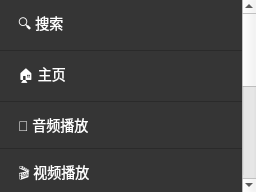
This is src/ui/menu_widget.ui in Paindar/BilibiliPlayer as Qt 5 draws it before an edit. The edited form follows.
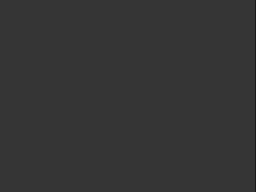
This is the edited form. Icons and pictures are not drawn.

The edit to the form file:
```diff
--- a/src/ui/menu_widget.ui
+++ b/src/ui/menu_widget.ui
@@ -17,7 +17,7 @@
     border-right: 1px solid #1a1a1a;
 }
 
-QListWidget {
+QTreeWidget {
     background-color: transparent;
     border: none;
     color: #ffffff;
@@ -25,19 +25,53 @@
     outline: none;
 }
 
-QListWidget::item {
-    padding: 12px 15px;
+QTreeWidget::item {
+    padding: 8px 15px;
     border-bottom: 1px solid #2a2a2a;
     background-color: transparent;
+    min-height: 20px;
 }
 
-QListWidget::item:hover {
+QTreeWidget::item:hover {
     background-color: #404040;
 }
 
-QListWidget::item:selected {
+<!-- QTreeWidget::item:selected {
     background-color: #3498db;
     color: #ffffff;
+} -->
+
+<!-- QTreeWidget::item:has-children {
+    font-weight: bold;
+    background-color: #2d2d2d;
+} -->
+
+<!-- QTreeWidget::item:has-children:hover {
+    background-color: #404040;
+} -->
+
+QTreeWidget::item:!has-children {
+    padding-left: 30px;
+    font-weight: normal;
+}
+
+QTreeWidget::branch {
+    background-color: transparent;
+    width: 20px;
+}
+
+QTreeWidget::branch:has-children:!has-siblings:closed,
+QTreeWidget::branch:closed:has-children:has-siblings {
+    image: url(:/icons/arrow_right.png);
+    width: 12px;
+    height: 12px;
+}
+
+QTreeWidget::branch:open:has-children:!has-siblings,
+QTreeWidget::branch:open:has-children:has-siblings {
+    image: url(:/icons/arrow_down.png);
+    width: 12px;
+    height: 12px;
 }
 
 QLabel#menuTitle {
@@ -66,58 +100,28 @@
     <number>0</number>
    </property>
    <item>
-    <widget class="QListWidget" name="menuList">
+    <widget class="QTreeWidget" name="menuTree">
      <property name="sizePolicy">
       <sizepolicy hsizetype="Expanding" vsizetype="Expanding">
        <horstretch>0</horstretch>
        <verstretch>0</verstretch>
       </sizepolicy>
      </property>
-     <item>
-      <property name="text">
-       <string>🔍 搜索</string>
-      </property>
-     </item>
-     <item>
-      <property name="text">
-       <string>🏠 主页</string>
-      </property>
-     </item>
-     <item>
-      <property name="text">
-       <string>🎵 音频播放</string>
-      </property>
-     </item>
-     <item>
-      <property name="text">
-       <string>🎬 视频播放</string>
-      </property>
-     </item>
-     <item>
-      <property name="text">
-       <string>📁 本地文件</string>
-      </property>
-     </item>
-     <item>
-      <property name="text">
-       <string>📂 收藏夹</string>
-      </property>
-     </item>
-     <item>
-      <property name="text">
-       <string>📜 播放历史</string>
-      </property>
-     </item>
-     <item>
-      <property name="text">
-       <string>⬇️ 下载管理</string>
-      </property>
-     </item>
-     <item>
-      <property name="text">
-       <string>⚙️ 设置</string>
-      </property>
-     </item>
+     <property name="rootIsDecorated">
+      <bool>true</bool>
+     </property>
+     <property name="uniformRowHeights">
+      <bool>true</bool>
+     </property>
+     <property name="headerHidden">
+      <bool>true</bool>
+     </property>
+     <property name="expandsOnDoubleClick">
+      <bool>false</bool>
+     </property>
+     <property name="animated">
+      <bool>true</bool>
+     </property>
     </widget>
    </item>
   </layout>
```
